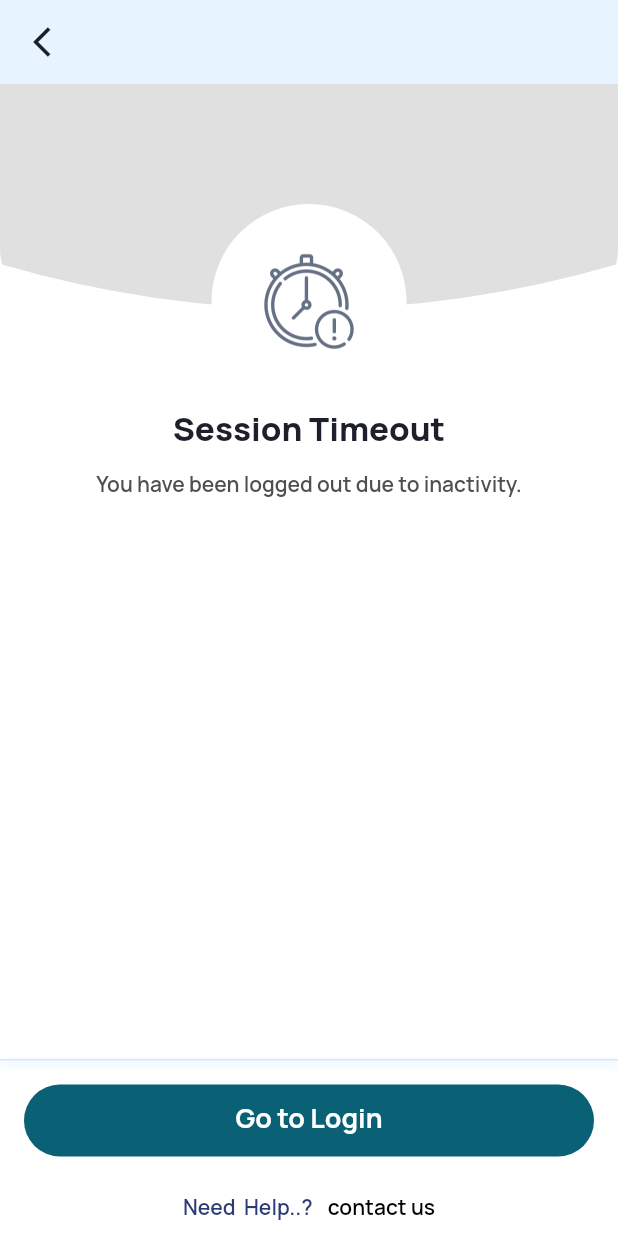
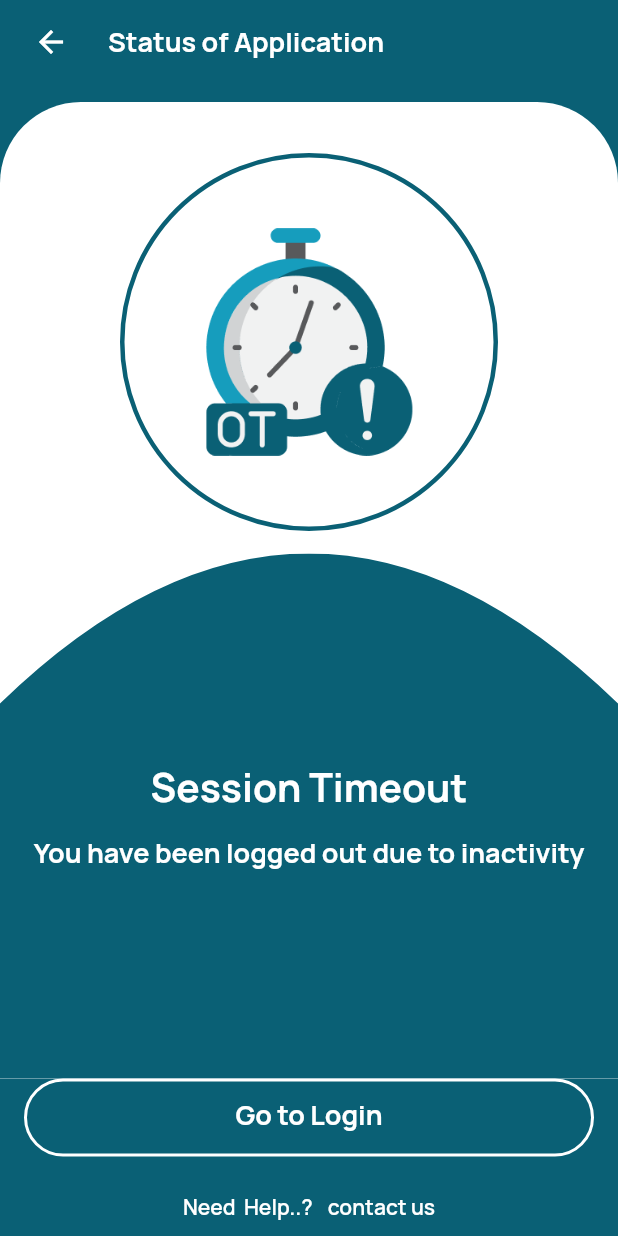
Before and after one commit to iambasant1003/flutterROT, a Flutter app: the SessionTimeOutLoan112 screen opened by its route, on a phone screen of 412 x 824 dp. Run offline on Flutter 3.47's test engine with Material 3 defaults, Android fonts, the phone set to English and light mode, and no system bars; our stand-ins replace camera, device_info_plus, dio, dropdown_button2, equatable, file_picker and 21 more; missing offline and left inert: appsflyer_sdk, clevertap_plugin, flutter_cashfree_pg_sdk, network_info_plus, razorpay_flutter, syncfusion_flutter_pdf and 1 more; accounts and stored records are empty.

Commit message:
18 sept first commit

```diff
--- a/lib/Constant/ImageConstant/ImageConstants.dart
+++ b/lib/Constant/ImageConstant/ImageConstants.dart
@@ -75,4 +75,9 @@ class ImageConstants {
   static const String rotDashboardProfileIcon = "assets/rot/icons/rot_dashboard_profile.png";
   static const String rotDashboardStatusIcon = "assets/rot/icons/rot_dashboard_status.png";
   static const String rotIndianFlag = "assets/rot/icons/rot_login_indian_flag.png";
+  static const String rotCustomerSupport = "assets/rot/images/rot_customer_support.png";
+  static const String rotEmailUs = "assets/icons/rot_email_us.png";
+  static const String rotChatWithUS = "assets/icons/rot_chat_with_us.png";
+  static const String rotCallUs = "assets/icons/rot_call_us.png";
+  static const String rotSessionTimeOut = "assets/rot/images/rot_session_timeout.png";
 }
--- a/lib/Screens/sessionTimeOut/session_timeout.dart
+++ b/lib/Screens/sessionTimeOut/session_timeout.dart
@@ -1,6 +1,7 @@
 import 'package:flutter/material.dart';
 import 'package:go_router/go_router.dart';
 import 'package:rupeeontime/Screens/loanApplicationPage/loanApplicationOptions/bankStatement/newBREJourney/new_breBackground.dart';
+import 'package:rupeeontime/Widget/common_border_button.dart';
 import '../../Constant/ColorConst/ColorConstant.dart';
 import '../../Constant/FontConstant/FontConstant.dart';
 import '../../Constant/ImageConstant/ImageConstants.dart';
@@ -23,8 +24,9 @@ class _SessionTimeOutLoan112 extends State<SessionTimeOutLoan112>{
   @override
   Widget build(BuildContext context) {
     return Scaffold(
+      backgroundColor: ColorConstant.appThemeColor,
       appBar: Loan112AppBar(
-        backgroundColor: Color(0xffE7F3FF),
+        backgroundColor: ColorConstant.appThemeColor,
         customLeading: InkWell(
           onTap: () async{
             var logOutData = await MySharedPreferences.logOutFunctionData();
@@ -33,86 +35,80 @@ class _SessionTimeOutLoan112 extends State<SessionTimeOutLoan112>{
             }
           },
           child: Icon(
-              Icons.arrow_back_ios, color: ColorConstant.blackTextColor),
+              Icons.arrow_back, color: ColorConstant.whiteColor),
+        ),
+        title: Text(
+          "Status of Application",
+          style: TextStyle(
+            fontSize: FontConstants.f18,
+            fontFamily: FontConstants.fontFamily,
+            fontWeight: FontConstants.w700,
+            color: ColorConstant.whiteColor
           ),
         ),
-      body: SafeArea(
-        bottom: true,
-        child: Column(
+      ),
+      body: Container(
+        margin: EdgeInsets.only(top: 12.0),
+        decoration: BoxDecoration(
+          color: ColorConstant.whiteColor,
+          borderRadius: BorderRadius.only(
+            topLeft: Radius.circular(54.0),
+            topRight: Radius.circular(54.0),
+          )
+        ),
+        child:  Column(
           children: [
             Expanded(
               child: SingleChildScrollView(
                 child: Column(
                   children: [
+                    const SizedBox(height: 34),
                     Stack(
-                      clipBehavior: Clip.none,
                       children: [
-                        Loan112BREBackground(height: 150, containerColor: Color(0xffE0E0E0)),
-                        Positioned(
-                          left: 10,
-                          right: 10,
-                          bottom: -60,
-                          child: Container(
-                            height: 130,
-                            width: 130,
+                        Container(
+                          height: 252,
+                          width: 252,
+                          padding: EdgeInsets.all(20), // padding from all sides
                           decoration: BoxDecoration(
-                              color: ColorConstant.whiteColor,
                             shape: BoxShape.circle,
-                            ),
-                            child: Center(
-                              child: Image.asset(
-                                  ImageConstants.sessionTimeOutIcon,
-                                  width: 72,
-                                  height: 72,
+                            border: Border.all(
+                              color: ColorConstant.appThemeColor, // border color
+                              width: 3, // border width
                             ),
                           ),
                         ),
-                        )
-                      ],
-                    ),
-                    const SizedBox(height: 65),
-                    Text(
-                      "Session Timeout",
-                      style: TextStyle(
-                        fontSize: FontConstants.f22,
-                        fontWeight: FontConstants.w800,
-                        fontFamily: FontConstants.fontFamily,
-                        color: ColorConstant.blackTextColor,
-                      ),
-                    ),
-                    const SizedBox(height: 12.0),
-                    Padding(
-                      padding: EdgeInsets.symmetric(
-                          horizontal: FontConstants.horizontalPadding),
-                      child: Column(
-                        children: [
-                          Text(
-                            "You have been logged out due to inactivity.",
-                            textAlign: TextAlign.center,
-                            style: TextStyle(
-                              fontSize: FontConstants.f14,
-                              fontFamily: FontConstants.fontFamily,
-                              fontWeight: FontConstants.w600,
-                              color: Color(0xff4E4F50),
+                        Positioned(
+                          left: 50,
+                          right: 50,
+                          top: 50,
+                          bottom: 50,
+                          child: Image.asset(
+                            ImageConstants.rotSessionTimeOut,
+                            fit: BoxFit.contain,
                           ),
                         ),
                       ],
                     ),
-                    )
+                    SizedBox(
+                      height: 60,
+                    ),
                   ],
                 ),
               ),
             ),
+            HalfMoonContainer(),
             // 👇 Buttons pinned to bottom
-            Column(
+            Container(
+              color: ColorConstant.appThemeColor,
+              child: Column(
                 children: [
-                BottomDashLine(),
-                const SizedBox(height: 16.0),
                   Padding(
                     padding: EdgeInsets.symmetric(
                         horizontal: FontConstants.horizontalPadding),
-                  child:  Loan112Button(
+                    child:  Loan112BorderButton(
+                      borderColor: ColorConstant.whiteColor,
                       text: "Go to Login",
+                      textColor: ColorConstant.whiteColor,
                       onPressed: () async{
                         var logOutData = await MySharedPreferences.logOutFunctionData();
                         if(logOutData){
@@ -135,7 +131,7 @@ class _SessionTimeOutLoan112 extends State<SessionTimeOutLoan112>{
                           Text(
                             "Need  Help..?",
                             style: TextStyle(
-                              color: Color(0xff2B3C74),
+                                color: ColorConstant.whiteColor,
                                 fontSize: FontConstants.f14,
                                 fontWeight: FontConstants.w600,
                                 fontFamily: FontConstants.fontFamily
@@ -147,7 +143,7 @@ class _SessionTimeOutLoan112 extends State<SessionTimeOutLoan112>{
                           Text(
                             "contact us",
                             style: TextStyle(
-                              color: Color(0xff000000),
+                                color: ColorConstant.whiteColor,
                                 fontSize: FontConstants.f14,
                                 fontWeight: FontConstants.w600,
                                 fontFamily: FontConstants.fontFamily
@@ -162,10 +158,83 @@ class _SessionTimeOutLoan112 extends State<SessionTimeOutLoan112>{
                   ),
                 ],
               ),
+            ),
+          ],
+        ),
+      )
+    );
+  }
+
+}
+
+
+
+class HalfMoonContainer extends StatelessWidget {
+  const HalfMoonContainer({super.key});
+
+  @override
+  Widget build(BuildContext context) {
+    return ClipPath(
+      clipper: HalfMoonClipper(),
+      child: Container(
+        width: double.infinity,
+        height: 350, // adjust as needed
+        color:  ColorConstant.appThemeColor, // your teal color
+        child: Column(
+          mainAxisAlignment: MainAxisAlignment.center,
+          children: [
+             Text(
+              "Session Timeout",
+              style: TextStyle(
+                color: ColorConstant.whiteColor,
+                fontSize: FontConstants.f26,
+                fontWeight: FontConstants.w700,
+                fontFamily: FontConstants.fontFamily
+              ),
+            ),
+            const SizedBox(height: 14.0),
+             Text(
+              "You have been logged out due to inactivity",
+              style: TextStyle(
+                  color: ColorConstant.whiteColor,
+                  fontSize: FontConstants.f18,
+                  fontWeight: FontConstants.w700,
+                  fontFamily: FontConstants.fontFamily
+              ),
+              textAlign: TextAlign.center,
+            ),
           ],
         ),
       ),
     );
   }
+}
 
+class HalfMoonClipper extends CustomClipper<Path> {
+  @override
+  Path getClip(Size size) {
+    final path = Path();
+
+    // Start from bottom-left
+    path.lineTo(0, size.height);
+
+    // Bottom line
+    path.lineTo(size.width, size.height);
+
+    // Right edge up
+    path.lineTo(size.width, 100);
+
+    // Arc (half moon shape at the top)
+    path.quadraticBezierTo(
+      size.width / 2, // control point in center
+      -100,           // curve upwards
+      0, 100,         // end point left
+    );
+
+    path.close();
+    return path;
   }
+
+  @override
+  bool shouldReclip(CustomClipper<Path> oldClipper) => false;
+}
--- a/pubspec.yaml
+++ b/pubspec.yaml
@@ -72,7 +72,8 @@ dependencies:
   firebase_messaging:
   internet_connection_checker_plus: ^2.7.2
   appsflyer_sdk: ^6.16.21
-  clevertap_plugin: ^3.5.2
+  clevertap_plugin: ^1.7.0
+  #clevertap_plugin: ^3.5.2
 
 
 
```
Also changed, not shown: lib/Screens/Repayment/loan_list_page.dart (+33 -9 lines), lib/Screens/dashboard/dashboard_page.dart (+0 -12 lines), lib/Screens/drawer/drawer_page.dart (+0 -10 lines), lib/Screens/supportUi/customer_support.dart (+106 -67 lines), assets/icons/rot_call_us.png (added), assets/icons/rot_chat_with_us.png (added), assets/icons/rot_email_us.png (added), assets/rot/icons/rot_call_us.png (added), assets/rot/icons/rot_chat_with_us.png (added), assets/rot/icons/rot_email_us.png (added), assets/rot/images/rot_customer_support.png (added), assets/rot/images/rot_session_timeout.png (added). Lines whose indentation alone changed are shown as unchanged.
